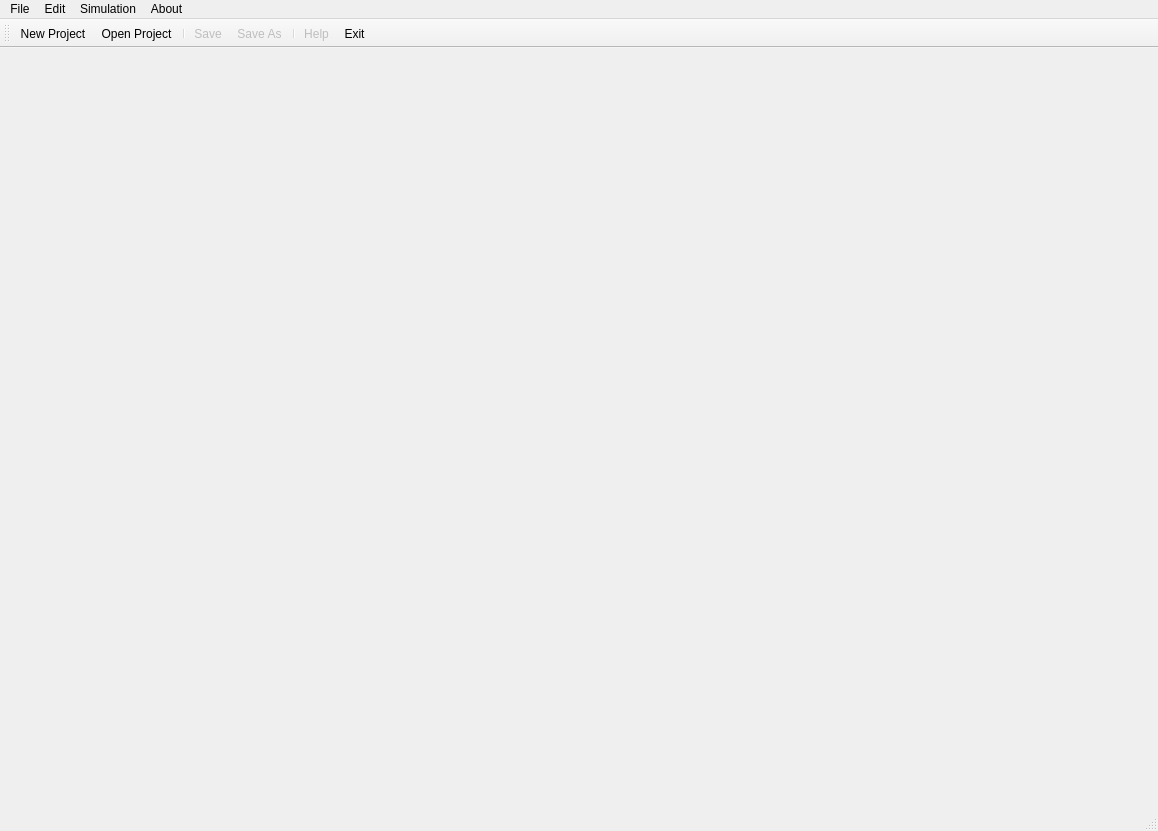
Before: the Qt Designer form FEniCSBloodSim/fenics_blood_sim.ui in carmenalonsomontes/FEniCS-Medical-Simulation, drawn with Qt 5.
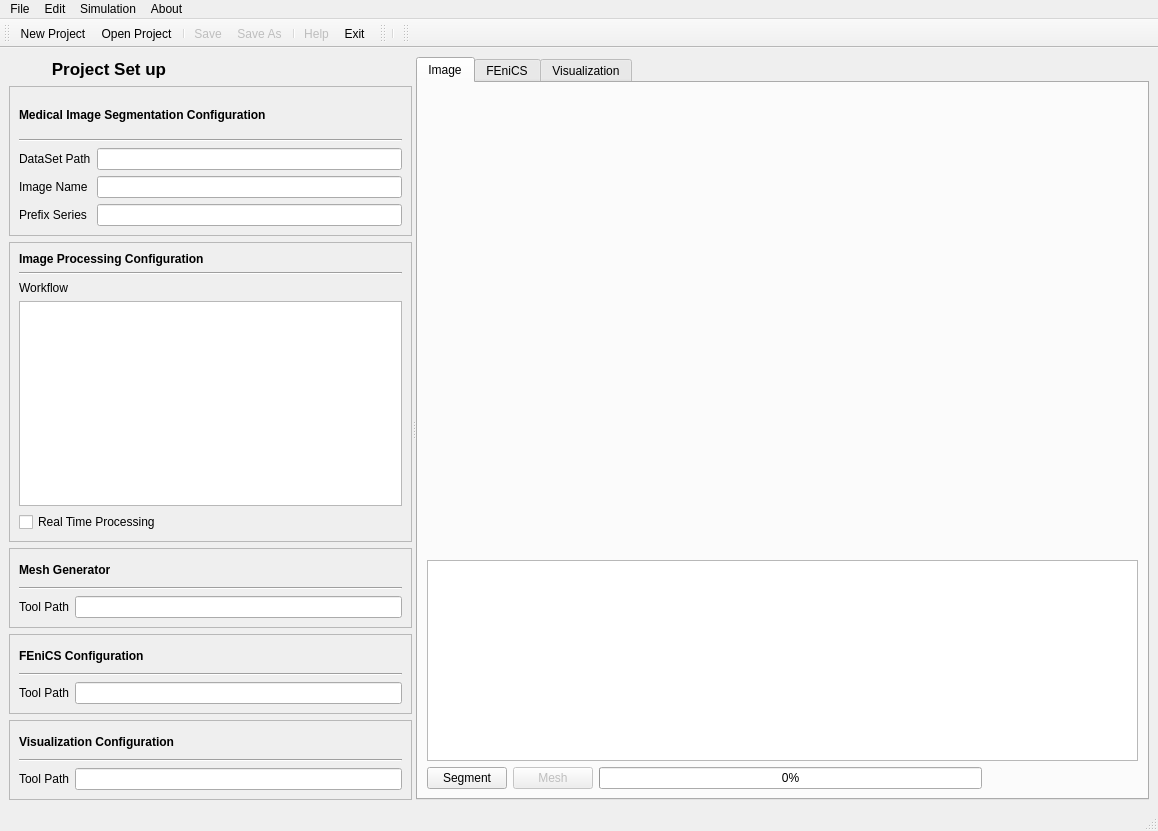
After: the same form once the commit is applied. Icons and pictures are not drawn. Custom widgets are drawn as their Qt base class.

Commit message: Designed the structure of: + Project Set up + Image Tab Associated to #341

```diff
--- a/FEniCSBloodSim/fenics_blood_sim.ui
+++ b/FEniCSBloodSim/fenics_blood_sim.ui
@@ -13,7 +13,741 @@
   <property name="windowTitle">
    <string>FEniCS Blood Sim - Graphical Interface</string>
   </property>
-  <widget class="QWidget" name="centralwidget"/>
+  <widget class="QWidget" name="centralwidget">
+   <layout class="QVBoxLayout" name="verticalLayout_2">
+    <item>
+     <widget class="QSplitter" name="splitter">
+      <property name="orientation">
+       <enum>Qt::Horizontal</enum>
+      </property>
+      <widget class="QWidget" name="layoutWidget">
+       <layout class="QVBoxLayout" name="verticalLayout">
+        <item>
+         <widget class="QLabel" name="projectSetUpLabel">
+          <property name="sizePolicy">
+           <sizepolicy hsizetype="Preferred" vsizetype="Fixed">
+            <horstretch>0</horstretch>
+            <verstretch>0</verstretch>
+           </sizepolicy>
+          </property>
+          <property name="maximumSize">
+           <size>
+            <width>200</width>
+            <height>30</height>
+           </size>
+          </property>
+          <property name="font">
+           <font>
+            <pointsize>13</pointsize>
+            <weight>75</weight>
+            <bold>true</bold>
+           </font>
+          </property>
+          <property name="text">
+           <string>Project Set up</string>
+          </property>
+          <property name="alignment">
+           <set>Qt::AlignCenter</set>
+          </property>
+         </widget>
+        </item>
+        <item>
+         <widget class="QFrame" name="frame">
+          <property name="sizePolicy">
+           <sizepolicy hsizetype="Preferred" vsizetype="Fixed">
+            <horstretch>0</horstretch>
+            <verstretch>0</verstretch>
+           </sizepolicy>
+          </property>
+          <property name="minimumSize">
+           <size>
+            <width>400</width>
+            <height>150</height>
+           </size>
+          </property>
+          <property name="maximumSize">
+           <size>
+            <width>16777215</width>
+            <height>150</height>
+           </size>
+          </property>
+          <property name="frameShape">
+           <enum>QFrame::StyledPanel</enum>
+          </property>
+          <property name="frameShadow">
+           <enum>QFrame::Raised</enum>
+          </property>
+          <property name="lineWidth">
+           <number>3</number>
+          </property>
+          <layout class="QVBoxLayout" name="verticalLayout_4">
+           <item>
+            <layout class="QVBoxLayout" name="MedImSeg_verticalLayout">
+             <item>
+              <widget class="QLabel" name="medicalImTitle">
+               <property name="font">
+                <font>
+                 <weight>75</weight>
+                 <bold>true</bold>
+                </font>
+               </property>
+               <property name="text">
+                <string>Medical Image Segmentation Configuration</string>
+               </property>
+              </widget>
+             </item>
+             <item>
+              <widget class="Line" name="line">
+               <property name="orientation">
+                <enum>Qt::Horizontal</enum>
+               </property>
+              </widget>
+             </item>
+             <item>
+              <layout class="QGridLayout" name="gridLayout">
+               <item row="0" column="0">
+                <widget class="QLabel" name="datasetPathLabel">
+                 <property name="text">
+                  <string>DataSet Path</string>
+                 </property>
+                </widget>
+               </item>
+               <item row="0" column="1">
+                <widget class="QLineEdit" name="datasetPathlineEdit">
+                 <property name="enabled">
+                  <bool>true</bool>
+                 </property>
+                 <property name="readOnly">
+                  <bool>true</bool>
+                 </property>
+                </widget>
+               </item>
+               <item row="1" column="0">
+                <widget class="QLabel" name="imNameLabel">
+                 <property name="text">
+                  <string>Image Name</string>
+                 </property>
+                </widget>
+               </item>
+               <item row="1" column="1">
+                <widget class="QLineEdit" name="imNamelineEdit">
+                 <property name="enabled">
+                  <bool>true</bool>
+                 </property>
+                 <property name="readOnly">
+                  <bool>true</bool>
+                 </property>
+                </widget>
+               </item>
+               <item row="2" column="0">
+                <widget class="QLabel" name="prefixSeriesLabel">
+                 <property name="text">
+                  <string>Prefix Series</string>
+                 </property>
+                </widget>
+               </item>
+               <item row="2" column="1">
+                <widget class="QLineEdit" name="prefixSerieslineEdit">
+                 <property name="enabled">
+                  <bool>true</bool>
+                 </property>
+                 <property name="readOnly">
+                  <bool>true</bool>
+                 </property>
+                </widget>
+               </item>
+              </layout>
+             </item>
+            </layout>
+           </item>
+          </layout>
+         </widget>
+        </item>
+        <item>
+         <widget class="QFrame" name="frame_2">
+          <property name="minimumSize">
+           <size>
+            <width>400</width>
+            <height>150</height>
+           </size>
+          </property>
+          <property name="maximumSize">
+           <size>
+            <width>16777215</width>
+            <height>300</height>
+           </size>
+          </property>
+          <property name="frameShape">
+           <enum>QFrame::StyledPanel</enum>
+          </property>
+          <property name="frameShadow">
+           <enum>QFrame::Raised</enum>
+          </property>
+          <layout class="QVBoxLayout" name="verticalLayout_5">
+           <item>
+            <layout class="QVBoxLayout" name="ImProc_verticalLayout">
+             <item>
+              <widget class="QLabel" name="ImProcessingTitle">
+               <property name="sizePolicy">
+                <sizepolicy hsizetype="Minimum" vsizetype="Fixed">
+                 <horstretch>0</horstretch>
+                 <verstretch>0</verstretch>
+                </sizepolicy>
+               </property>
+               <property name="minimumSize">
+                <size>
+                 <width>339</width>
+                 <height>0</height>
+                </size>
+               </property>
+               <property name="maximumSize">
+                <size>
+                 <width>16777215</width>
+                 <height>30</height>
+                </size>
+               </property>
+               <property name="font">
+                <font>
+                 <weight>75</weight>
+                 <bold>true</bold>
+                </font>
+               </property>
+               <property name="text">
+                <string>Image Processing Configuration</string>
+               </property>
+              </widget>
+             </item>
+             <item>
+              <widget class="Line" name="line_2">
+               <property name="orientation">
+                <enum>Qt::Horizontal</enum>
+               </property>
+              </widget>
+             </item>
+             <item>
+              <widget class="QLabel" name="workflowLabel">
+               <property name="sizePolicy">
+                <sizepolicy hsizetype="Preferred" vsizetype="Fixed">
+                 <horstretch>0</horstretch>
+                 <verstretch>0</verstretch>
+                </sizepolicy>
+               </property>
+               <property name="maximumSize">
+                <size>
+                 <width>16777215</width>
+                 <height>30</height>
+                </size>
+               </property>
+               <property name="text">
+                <string>Workflow</string>
+               </property>
+              </widget>
+             </item>
+             <item>
+              <widget class="QTableWidget" name="workflowTableWidget">
+               <property name="maximumSize">
+                <size>
+                 <width>16777215</width>
+                 <height>16777215</height>
+                </size>
+               </property>
+              </widget>
+             </item>
+             <item>
+              <widget class="QCheckBox" name="realTimecheckBox">
+               <property name="maximumSize">
+                <size>
+                 <width>16777215</width>
+                 <height>30</height>
+                </size>
+               </property>
+               <property name="text">
+                <string>Real Time Processing</string>
+               </property>
+              </widget>
+             </item>
+            </layout>
+           </item>
+          </layout>
+         </widget>
+        </item>
+        <item>
+         <widget class="QFrame" name="frame_3">
+          <property name="sizePolicy">
+           <sizepolicy hsizetype="Preferred" vsizetype="Fixed">
+            <horstretch>0</horstretch>
+            <verstretch>0</verstretch>
+           </sizepolicy>
+          </property>
+          <property name="minimumSize">
+           <size>
+            <width>400</width>
+            <height>80</height>
+           </size>
+          </property>
+          <property name="maximumSize">
+           <size>
+            <width>16777215</width>
+            <height>80</height>
+           </size>
+          </property>
+          <property name="frameShape">
+           <enum>QFrame::StyledPanel</enum>
+          </property>
+          <property name="frameShadow">
+           <enum>QFrame::Raised</enum>
+          </property>
+          <layout class="QVBoxLayout" name="verticalLayout_6">
+           <item>
+            <layout class="QVBoxLayout" name="MeshGeneratorverticalLayout">
+             <item>
+              <widget class="QLabel" name="label_8">
+               <property name="sizePolicy">
+                <sizepolicy hsizetype="Minimum" vsizetype="Fixed">
+                 <horstretch>0</horstretch>
+                 <verstretch>0</verstretch>
+                </sizepolicy>
+               </property>
+               <property name="minimumSize">
+                <size>
+                 <width>339</width>
+                 <height>0</height>
+                </size>
+               </property>
+               <property name="maximumSize">
+                <size>
+                 <width>16777215</width>
+                 <height>30</height>
+                </size>
+               </property>
+               <property name="font">
+                <font>
+                 <weight>75</weight>
+                 <bold>true</bold>
+                </font>
+               </property>
+               <property name="text">
+                <string>Mesh Generator</string>
+               </property>
+              </widget>
+             </item>
+             <item>
+              <widget class="Line" name="line_3">
+               <property name="orientation">
+                <enum>Qt::Horizontal</enum>
+               </property>
+              </widget>
+             </item>
+             <item>
+              <layout class="QGridLayout" name="gridLayout_2">
+               <item row="0" column="0">
+                <widget class="QLabel" name="meshToolLabel">
+                 <property name="sizePolicy">
+                  <sizepolicy hsizetype="Preferred" vsizetype="Fixed">
+                   <horstretch>0</horstretch>
+                   <verstretch>0</verstretch>
+                  </sizepolicy>
+                 </property>
+                 <property name="maximumSize">
+                  <size>
+                   <width>16777215</width>
+                   <height>30</height>
+                  </size>
+                 </property>
+                 <property name="text">
+                  <string>Tool Path</string>
+                 </property>
+                </widget>
+               </item>
+               <item row="0" column="1">
+                <widget class="QLineEdit" name="meshToolPathlineEdit">
+                 <property name="enabled">
+                  <bool>true</bool>
+                 </property>
+                 <property name="maximumSize">
+                  <size>
+                   <width>16777215</width>
+                   <height>30</height>
+                  </size>
+                 </property>
+                 <property name="readOnly">
+                  <bool>true</bool>
+                 </property>
+                </widget>
+               </item>
+              </layout>
+             </item>
+            </layout>
+           </item>
+          </layout>
+         </widget>
+        </item>
+        <item>
+         <widget class="QFrame" name="frame_4">
+          <property name="sizePolicy">
+           <sizepolicy hsizetype="Preferred" vsizetype="Fixed">
+            <horstretch>0</horstretch>
+            <verstretch>0</verstretch>
+           </sizepolicy>
+          </property>
+          <property name="minimumSize">
+           <size>
+            <width>400</width>
+            <height>80</height>
+           </size>
+          </property>
+          <property name="maximumSize">
+           <size>
+            <width>16777215</width>
+            <height>80</height>
+           </size>
+          </property>
+          <property name="frameShape">
+           <enum>QFrame::StyledPanel</enum>
+          </property>
+          <property name="frameShadow">
+           <enum>QFrame::Raised</enum>
+          </property>
+          <layout class="QVBoxLayout" name="verticalLayout_7">
+           <item>
+            <layout class="QVBoxLayout" name="FenicsConfigverticalLayout">
+             <item>
+              <widget class="QLabel" name="FenicsConfigLabel">
+               <property name="sizePolicy">
+                <sizepolicy hsizetype="Preferred" vsizetype="Fixed">
+                 <horstretch>0</horstretch>
+                 <verstretch>0</verstretch>
+                </sizepolicy>
+               </property>
+               <property name="maximumSize">
+                <size>
+                 <width>16777215</width>
+                 <height>30</height>
+                </size>
+               </property>
+               <property name="font">
+                <font>
+                 <weight>75</weight>
+                 <bold>true</bold>
+                </font>
+               </property>
+               <property name="text">
+                <string>FEniCS Configuration</string>
+               </property>
+              </widget>
+             </item>
+             <item>
+              <widget class="Line" name="line_4">
+               <property name="orientation">
+                <enum>Qt::Horizontal</enum>
+               </property>
+              </widget>
+             </item>
+             <item>
+              <layout class="QGridLayout" name="gridLayout_3">
+               <item row="0" column="0">
+                <widget class="QLabel" name="fenicsPathLabel">
+                 <property name="sizePolicy">
+                  <sizepolicy hsizetype="Preferred" vsizetype="Fixed">
+                   <horstretch>0</horstretch>
+                   <verstretch>0</verstretch>
+                  </sizepolicy>
+                 </property>
+                 <property name="maximumSize">
+                  <size>
+                   <width>16777215</width>
+                   <height>30</height>
+                  </size>
+                 </property>
+                 <property name="text">
+                  <string>Tool Path</string>
+                 </property>
+                </widget>
+               </item>
+               <item row="0" column="1">
+                <widget class="QLineEdit" name="fenicsPathLineEdit">
+                 <property name="enabled">
+                  <bool>true</bool>
+                 </property>
+                 <property name="maximumSize">
+                  <size>
+                   <width>16777215</width>
+                   <height>30</height>
+                  </size>
+                 </property>
+                 <property name="readOnly">
+                  <bool>true</bool>
+                 </property>
+                </widget>
+               </item>
+              </layout>
+             </item>
+            </layout>
+           </item>
+          </layout>
+         </widget>
+        </item>
+        <item>
+         <widget class="QFrame" name="frame_5">
+          <property name="sizePolicy">
+           <sizepolicy hsizetype="Preferred" vsizetype="Fixed">
+            <horstretch>0</horstretch>
+            <verstretch>0</verstretch>
+           </sizepolicy>
+          </property>
+          <property name="minimumSize">
+           <size>
+            <width>400</width>
+            <height>80</height>
+           </size>
+          </property>
+          <property name="maximumSize">
+           <size>
+            <width>16777215</width>
+            <height>80</height>
+           </size>
+          </property>
+          <property name="frameShape">
+           <enum>QFrame::StyledPanel</enum>
+          </property>
+          <property name="frameShadow">
+           <enum>QFrame::Raised</enum>
+          </property>
+          <layout class="QVBoxLayout" name="verticalLayout_8">
+           <item>
+            <layout class="QVBoxLayout" name="VisualizationverticalLayout">
+             <item>
+              <widget class="QLabel" name="label_12">
+               <property name="sizePolicy">
+                <sizepolicy hsizetype="Preferred" vsizetype="Fixed">
+                 <horstretch>0</horstretch>
+                 <verstretch>0</verstretch>
+                </sizepolicy>
+               </property>
+               <property name="maximumSize">
+                <size>
+                 <width>16777215</width>
+                 <height>30</height>
+                </size>
+               </property>
+               <property name="font">
+                <font>
+                 <weight>75</weight>
+                 <bold>true</bold>
+                </font>
+               </property>
+               <property name="text">
+                <string>Visualization Configuration</string>
+               </property>
+              </widget>
+             </item>
+             <item>
+              <widget class="Line" name="line_5">
+               <property name="orientation">
+                <enum>Qt::Horizontal</enum>
+               </property>
+              </widget>
+             </item>
+             <item>
+              <layout class="QGridLayout" name="gridLayout_4">
+               <item row="0" column="0">
+                <widget class="QLabel" name="visualizationToolLabel">
+                 <property name="sizePolicy">
+                  <sizepolicy hsizetype="Preferred" vsizetype="Fixed">
+                   <horstretch>0</horstretch>
+                   <verstretch>0</verstretch>
+                  </sizepolicy>
+                 </property>
+                 <property name="maximumSize">
+                  <size>
+                   <width>16777215</width>
+                   <height>30</height>
+                  </size>
+                 </property>
+                 <property name="text">
+                  <string>Tool Path</string>
+                 </property>
+                </widget>
+               </item>
+               <item row="0" column="1">
+                <widget class="QLineEdit" name="visualizationToolPathLineEdit">
+                 <property name="enabled">
+                  <bool>true</bool>
+                 </property>
+                 <property name="maximumSize">
+                  <size>
+                   <width>16777215</width>
+                   <height>30</height>
+                  </size>
+                 </property>
+                 <property name="readOnly">
+                  <bool>true</bool>
+                 </property>
+                </widget>
+               </item>
+              </layout>
+             </item>
+            </layout>
+           </item>
+          </layout>
+         </widget>
+        </item>
+       </layout>
+      </widget>
+      <widget class="QTabWidget" name="mainTabWidget">
+       <property name="enabled">
+        <bool>true</bool>
+       </property>
+       <property name="minimumSize">
+        <size>
+         <width>730</width>
+         <height>730</height>
+        </size>
+       </property>
+       <property name="currentIndex">
+        <number>0</number>
+       </property>
+       <widget class="QWidget" name="imageTab">
+        <attribute name="title">
+         <string>Image</string>
+        </attribute>
+        <layout class="QVBoxLayout" name="verticalLayout_3">
+         <item>
+          <layout class="QGridLayout" name="gridLayout_5">
+           <item row="0" column="0" rowspan="3" colspan="3">
+            <widget class="QVTKWidget" name="mainImageWidget" native="true">
+             <property name="minimumSize">
+              <size>
+               <width>550</width>
+               <height>450</height>
+              </size>
+             </property>
+            </widget>
+           </item>
+           <item row="0" column="3">
+            <widget class="QVTKWidget" name="axialViewWidget" native="true">
+             <property name="minimumSize">
+              <size>
+               <width>150</width>
+               <height>150</height>
+              </size>
+             </property>
+             <property name="maximumSize">
+              <size>
+               <width>300</width>
+               <height>300</height>
+              </size>
+             </property>
+            </widget>
+           </item>
+           <item row="1" column="3">
+            <widget class="QVTKWidget" name="sagittalViewWidget" native="true">
+             <property name="minimumSize">
+              <size>
+               <width>150</width>
+               <height>150</height>
+              </size>
+             </property>
+             <property name="maximumSize">
+              <size>
+               <width>300</width>
+               <height>300</height>
+              </size>
+             </property>
+            </widget>
+           </item>
+           <item row="2" column="3">
+            <widget class="QVTKWidget" name="coronalViewWidget" native="true">
+             <property name="minimumSize">
+              <size>
+               <width>150</width>
+               <height>150</height>
+              </size>
+             </property>
+             <property name="maximumSize">
+              <size>
+               <width>300</width>
+               <height>16777215</height>
+              </size>
+             </property>
+            </widget>
+           </item>
+           <item row="3" column="0" colspan="4">
+            <widget class="QTextEdit" name="imageConsoleTextEdit"/>
+           </item>
+           <item row="4" column="0">
+            <widget class="QPushButton" name="imageSegmentButton">
+             <property name="maximumSize">
+              <size>
+               <width>16777215</width>
+               <height>30</height>
+              </size>
+             </property>
+             <property name="text">
+              <string>Segment</string>
+             </property>
+            </widget>
+           </item>
+           <item row="4" column="1">
+            <widget class="QPushButton" name="imageMeshButton">
+             <property name="enabled">
+              <bool>false</bool>
+             </property>
+             <property name="sizePolicy">
+              <sizepolicy hsizetype="Minimum" vsizetype="Fixed">
+               <horstretch>0</horstretch>
+               <verstretch>0</verstretch>
+              </sizepolicy>
+             </property>
+             <property name="maximumSize">
+              <size>
+               <width>16777215</width>
+               <height>30</height>
+              </size>
+             </property>
+             <property name="text">
+              <string>Mesh</string>
+             </property>
+            </widget>
+           </item>
+           <item row="4" column="2">
+            <widget class="QProgressBar" name="imageProgressBar">
+             <property name="maximumSize">
+              <size>
+               <width>16777215</width>
+               <height>30</height>
+              </size>
+             </property>
+             <property name="value">
+              <number>0</number>
+             </property>
+            </widget>
+           </item>
+          </layout>
+         </item>
+        </layout>
+       </widget>
+       <widget class="QWidget" name="fenicsEditorTab">
+        <property name="enabled">
+         <bool>false</bool>
+        </property>
+        <attribute name="title">
+         <string>FEniCS</string>
+        </attribute>
+       </widget>
+       <widget class="QWidget" name="visualizationTab">
+        <property name="enabled">
+         <bool>false</bool>
+        </property>
+        <attribute name="title">
+         <string>Visualization</string>
+        </attribute>
+       </widget>
+      </widget>
+     </widget>
+    </item>
+   </layout>
+  </widget>
   <widget class="QMenuBar" name="menubar">
    <property name="geometry">
     <rect>
@@ -96,6 +830,29 @@
    <addaction name="actionHelp"/>
    <addaction name="actionExit_MainWindow"/>
   </widget>
+  <widget class="QToolBar" name="toolBar_2">
+   <property name="windowTitle">
+    <string>toolBar_2</string>
+   </property>
+   <attribute name="toolBarArea">
+    <enum>TopToolBarArea</enum>
+   </attribute>
+   <attribute name="toolBarBreak">
+    <bool>false</bool>
+   </attribute>
+   <addaction name="separator"/>
+  </widget>
+  <widget class="QToolBar" name="toolBar_3">
+   <property name="windowTitle">
+    <string>toolBar_3</string>
+   </property>
+   <attribute name="toolBarArea">
+    <enum>TopToolBarArea</enum>
+   </attribute>
+   <attribute name="toolBarBreak">
+    <bool>false</bool>
+   </attribute>
+  </widget>
   <action name="actionNew_Project">
    <property name="icon">
     <iconset resource="fenics_blood_sim.qrc">
@@ -256,6 +1013,13 @@
    </property>
   </action>
  </widget>
+ <customwidgets>
+  <customwidget>
+   <class>QVTKWidget</class>
+   <extends>QWidget</extends>
+   <header location="global">QVTKWidget.h</header>
+  </customwidget>
+ </customwidgets>
  <resources>
   <include location="fenics_blood_sim.qrc"/>
  </resources>
```
Left out of the diff: 2 changed lines with no effect on the pictures. The commit also changes 1 other file.
